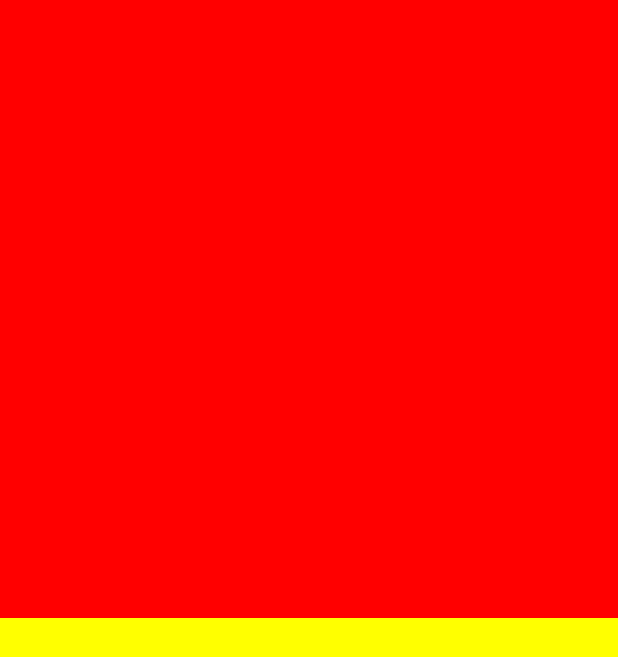
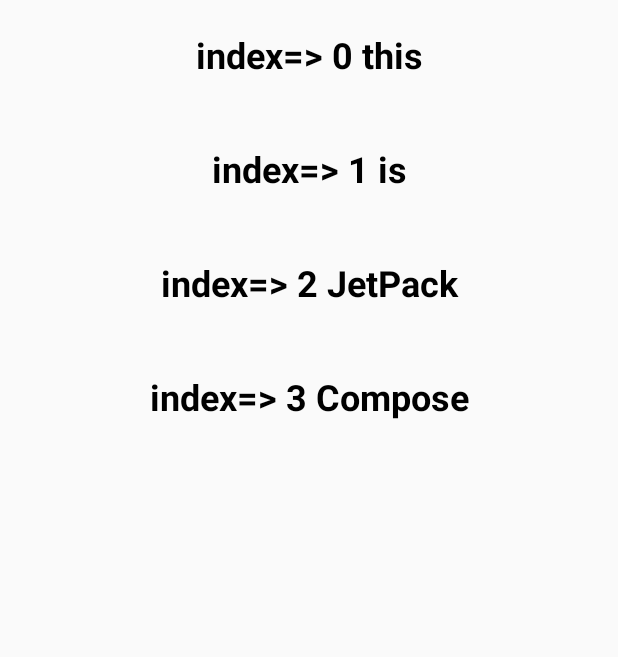
Before and after one commit to luiscastrodev/CourseCompose, an Android app built with Jetpack Compose: the screen it shows after launch (StateInComposeActivity before the commit, ListsActivity after it), on a phone screen of 412 x 824 dp. Shown: the top 657 px of the screen. Run offline under Robolectric (Android 15) with nearby library versions, the phone set to English and light mode, and no system bars.

Commit message:
Creating lists with lazyColumn

```diff
--- a/app/build.gradle
+++ b/app/build.gradle
@@ -61,11 +61,13 @@ dependencies {
     implementation platform('androidx.compose:compose-bom:2022.10.00')
     implementation platform('androidx.compose:compose-bom:2022.10.00')
     implementation platform('androidx.compose:compose-bom:2022.10.00')
+    implementation platform('androidx.compose:compose-bom:2022.10.00')
     testImplementation 'junit:junit:4.13.2'
     androidTestImplementation 'androidx.test.ext:junit:1.1.5'
     androidTestImplementation 'androidx.test.espresso:espresso-core:3.5.1'
     androidTestImplementation platform('androidx.compose:compose-bom:2022.10.00')
     androidTestImplementation 'androidx.compose.ui:ui-test-junit4'
+    androidTestImplementation platform('androidx.compose:compose-bom:2022.10.00')
     androidTestImplementation platform('androidx.compose:compose-bom:2022.10.00')
     androidTestImplementation platform('androidx.compose:compose-bom:2022.10.00')
     androidTestImplementation platform('androidx.compose:compose-bom:2022.10.00')
--- /dev/null
+++ b/app/src/main/java/br/com/meuprimeiroprojetocompose/ListsActivity.kt
@@ -0,0 +1,73 @@
+package br.com.meuprimeiroprojetocompose
+
+import android.os.Bundle
+import androidx.activity.ComponentActivity
+import androidx.activity.compose.setContent
+import androidx.compose.foundation.layout.Column
+import androidx.compose.foundation.layout.fillMaxSize
+import androidx.compose.foundation.layout.fillMaxWidth
+import androidx.compose.foundation.layout.padding
+import androidx.compose.foundation.lazy.LazyColumn
+import androidx.compose.foundation.lazy.itemsIndexed
+import androidx.compose.foundation.rememberScrollState
+import androidx.compose.foundation.verticalScroll
+import androidx.compose.material3.Snackbar
+import androidx.compose.material3.Text
+import androidx.compose.runtime.Composable
+import androidx.compose.ui.Modifier
+import androidx.compose.ui.text.font.FontWeight
+import androidx.compose.ui.text.style.TextAlign
+import androidx.compose.ui.tooling.preview.Preview
+import androidx.compose.ui.unit.dp
+import androidx.compose.ui.unit.sp
+
+class ListsActivity : ComponentActivity() {
+    override fun onCreate(savedInstanceState: Bundle?) {
+        super.onCreate(savedInstanceState)
+        setContent {
+            /*val scrollState = rememberScrollState()
+            Column(modifier = Modifier.verticalScroll(scrollState)) {
+                for (i in 1..50) {
+                    Text(
+                        text = "Item $i",
+                        fontSize = 24.sp,
+                        fontWeight = FontWeight.Bold,
+                        textAlign = TextAlign.Center,
+                        modifier = Modifier
+                            .fillMaxWidth()
+                            .padding(vertical = 24.dp)
+                    )
+                }
+            }*/
+            LazyColumn {
+                itemsIndexed(
+                    listOf("this","is","JetPack","Compose")
+                ){
+                    index, item ->
+                        Text(
+                            text = "index=> $index $item",
+                            fontSize = 24.sp,
+                            fontWeight = FontWeight.Bold,
+                            textAlign = TextAlign.Center,
+                            modifier = Modifier
+                                .fillMaxWidth()
+                                .padding(vertical = 24.dp)
+                        )
+                }
+            }
+        }
+    }
+}
+
+@Composable
+fun start() {
+    Snackbar() {
+        Text(text = "Hello Word")
+    }
+}
+
+@Preview(showBackground = true)
+@Composable
+fun GreetingPreview3() {
+    start()
+}
--- a/app/src/main/java/br/com/meuprimeiroprojetocompose/StateInComposeActivity.kt
+++ b/app/src/main/java/br/com/meuprimeiroprojetocompose/StateInComposeActivity.kt
@@ -27,8 +27,8 @@ class StateInComposeActivity : ComponentActivity() {
                     Modifier
                         .weight(1f)
                         .fillMaxSize()
-                ){
-                    color.value = it
+                ) { newColor ->
+                    color.value = newColor
                 }
                 Box(
                     modifier = Modifier
--- a/app/src/main/res/values/strings.xml
+++ b/app/src/main/res/values/strings.xml
@@ -4,4 +4,5 @@
     <string name="title_activity_image_card">ImageCardActivity</string>
     <string name="title_activity_styling_text">StylingTextActivity</string>
     <string name="title_activity_state_in_compose">StateInComposeActivity</string>
+    <string name="title_activity_text_fields_buttons">TextFieldsButtonsActivity</string>
 </resources>
```
Also changed, not shown: app/src/main/AndroidManifest.xml (+12 -1 lines).
